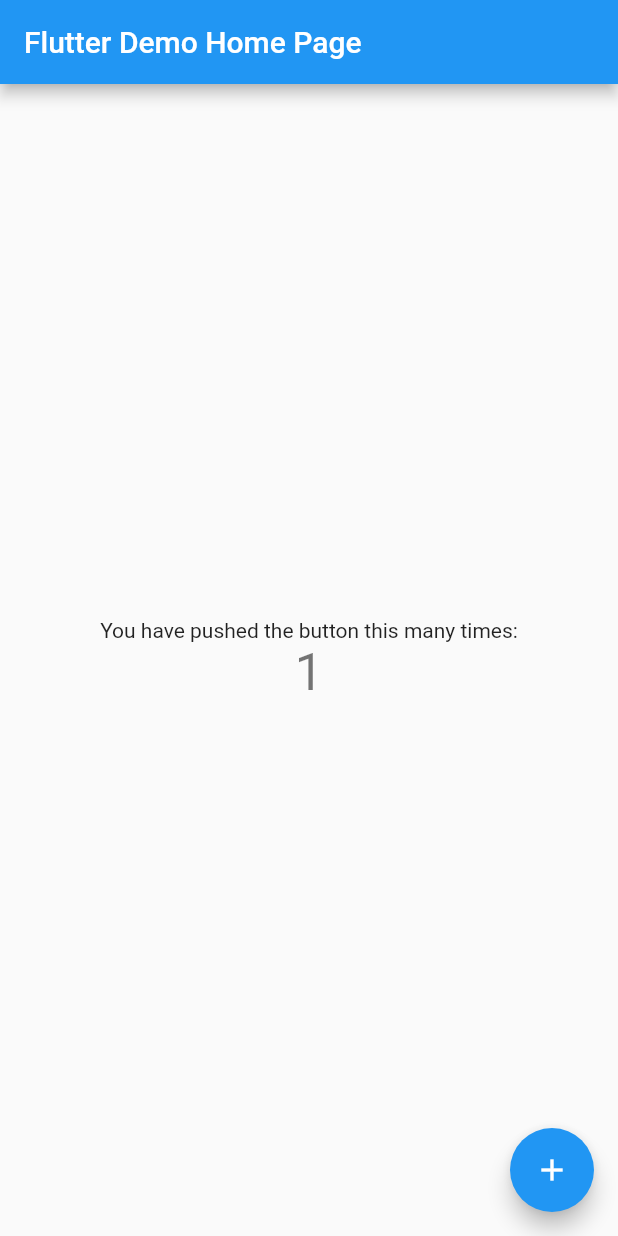
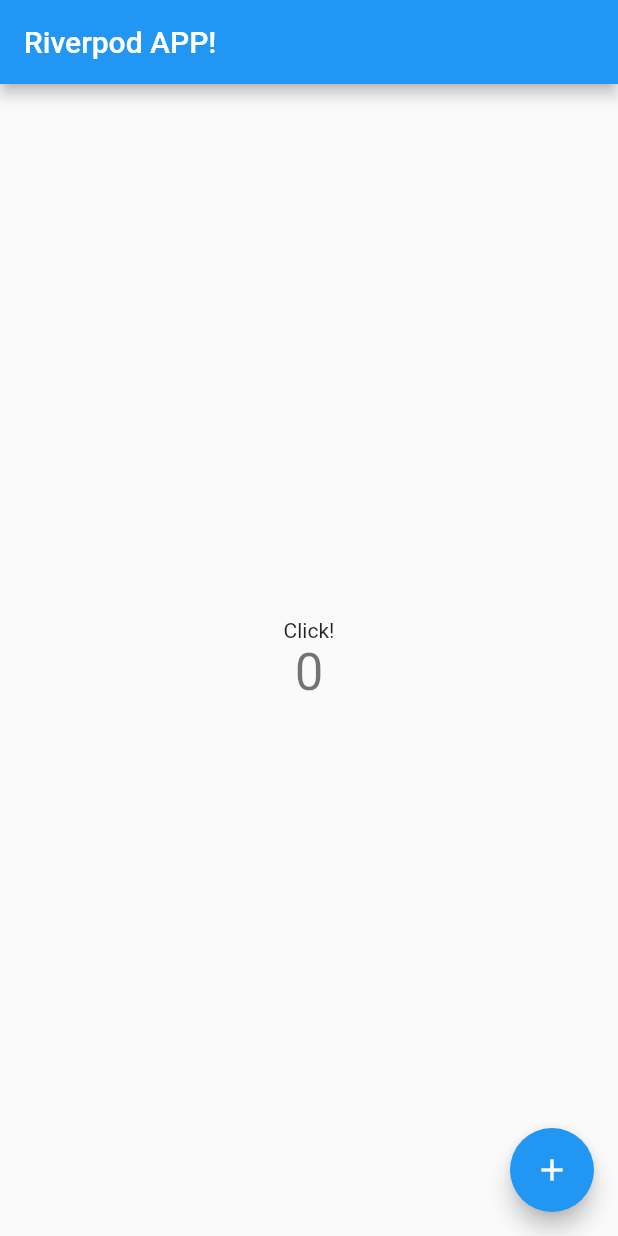
Before and after one commit to yukiyamamuro/riverpod_app, a Flutter app: the screen it shows after launch, after a tap on the "add" icon, on a phone screen of 412 x 824 dp. Run offline on Flutter 3.47's test engine with Material 2 defaults, Android fonts, the phone set to English and light mode, and no system bars; our stand-ins replace flutter_riverpod.

Commit message:
add provider

```diff
--- a/lib/main.dart
+++ b/lib/main.dart
@@ -1,7 +1,13 @@
 import 'package:flutter/material.dart';
+import 'package:flutter_riverpod/flutter_riverpod.dart';
+import 'package:riverpod_app/provider.dart';
 
 void main() {
-  runApp(const MyApp());
+  runApp(
+    ProviderScope(
+      child: const MyApp(),
+    ),
+  );
 }
 
 class MyApp extends StatelessWidget {
@@ -13,90 +19,34 @@ class MyApp extends StatelessWidget {
     return MaterialApp(
       title: 'Flutter Demo',
       theme: ThemeData(
-        // This is the theme of your application.
-        //
-        // Try running your application with "flutter run". You'll see the
-        // application has a blue toolbar. Then, without quitting the app, try
-        // changing the primarySwatch below to Colors.green and then invoke
-        // "hot reload" (press "r" in the console where you ran "flutter run",
-        // or simply save your changes to "hot reload" in a Flutter IDE).
-        // Notice that the counter didn't reset back to zero; the application
-        // is not restarted.
         primarySwatch: Colors.blue,
       ),
-      home: const MyHomePage(title: 'Flutter Demo Home Page'),
+      home: MyHomePage(title: 'Flutter Demo Home Page'),
     );
   }
 }
 
-class MyHomePage extends StatefulWidget {
-  const MyHomePage({Key? key, required this.title}) : super(key: key);
-
-  // This widget is the home page of your application. It is stateful, meaning
-  // that it has a State object (defined below) that contains fields that affect
-  // how it looks.
-
-  // This class is the configuration for the state. It holds the values (in this
-  // case the title) provided by the parent (in this case the App widget) and
-  // used by the build method of the State. Fields in a Widget subclass are
-  // always marked "final".
+class MyHomePage extends ConsumerWidget {
+  MyHomePage({Key? key, required this.title}) : super(key: key);
 
   final String title;
 
-  @override
-  State<MyHomePage> createState() => _MyHomePageState();
-}
-
-class _MyHomePageState extends State<MyHomePage> {
   int _counter = 0;
 
-  void _incrementCounter() {
-    setState(() {
-      // This call to setState tells the Flutter framework that something has
-      // changed in this State, which causes it to rerun the build method below
-      // so that the display can reflect the updated values. If we changed
-      // _counter without calling setState(), then the build method would not be
-      // called again, and so nothing would appear to happen.
-      _counter++;
-    });
-  }
+  void _incrementCounter() {}
 
   @override
-  Widget build(BuildContext context) {
-    // This method is rerun every time setState is called, for instance as done
-    // by the _incrementCounter method above.
-    //
-    // The Flutter framework has been optimized to make rerunning build methods
-    // fast, so that you can just rebuild anything that needs updating rather
-    // than having to individually change instances of widgets.
+  Widget build(BuildContext context, WidgetRef ref) {
     return Scaffold(
       appBar: AppBar(
-        // Here we take the value from the MyHomePage object that was created by
-        // the App.build method, and use it to set our appbar title.
-        title: Text(widget.title),
+        title: Text(ref.watch(titleProvider)),
       ),
       body: Center(
-        // Center is a layout widget. It takes a single child and positions it
-        // in the middle of the parent.
         child: Column(
-          // Column is also a layout widget. It takes a list of children and
-          // arranges them vertically. By default, it sizes itself to fit its
-          // children horizontally, and tries to be as tall as its parent.
-          //
-          // Invoke "debug painting" (press "p" in the console, choose the
-          // "Toggle Debug Paint" action from the Flutter Inspector in Android
-          // Studio, or the "Toggle Debug Paint" command in Visual Studio Code)
-          // to see the wireframe for each widget.
-          //
-          // Column has various properties to control how it sizes itself and
-          // how it positions its children. Here we use mainAxisAlignment to
-          // center the children vertically; the main axis here is the vertical
-          // axis because Columns are vertical (the cross axis would be
-          // horizontal).
           mainAxisAlignment: MainAxisAlignment.center,
           children: <Widget>[
-            const Text(
-              'You have pushed the button this many times:',
+            Text(
+              ref.watch(bodyTextProvider),
             ),
             Text(
               '$_counter',
--- /dev/null
+++ b/lib/provider.dart
@@ -0,0 +1,9 @@
+import 'package:flutter_riverpod/flutter_riverpod.dart';
+
+final titleProvider = Provider<String>((ref) {
+  return 'Riverpod APP!';
+});
+
+final bodyTextProvider = Provider<String>((ref) {
+  return 'Click!';
+});
--- a/pubspec.yaml
+++ b/pubspec.yaml
@@ -34,7 +34,7 @@ dependencies:
   # The following adds the Cupertino Icons font to your application.
   # Use with the CupertinoIcons class for iOS style icons.
   cupertino_icons: ^1.0.2
-  riverpod: ^1.0.3
+  flutter_riverpod: ^1.0.3
 
 dev_dependencies:
   flutter_test:
```
Also changed, not shown: pubspec.lock.
